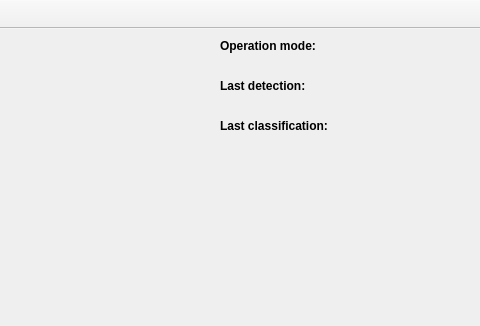
This is src/ui/mainwindow.ui in stefanodellosa-personal/WADAS as Qt 5 draws it before an edit; both pictures show x 610 to 1090 and y 0 to 326 of the 1090 by 815 pixel window. The edited form follows.
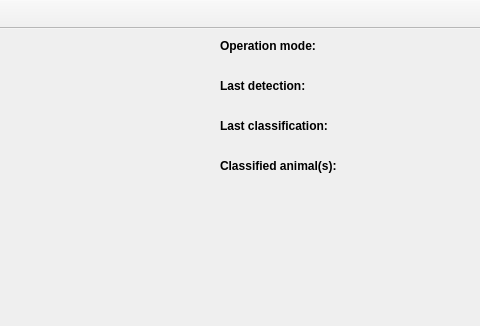
This is the edited form. Icons and pictures are not drawn.

Patch:
```diff
--- a/src/ui/mainwindow.ui
+++ b/src/ui/mainwindow.ui
@@ -137,6 +137,25 @@
        </property>
       </widget>
      </item>
+     <item>
+      <widget class="QLabel" name="label_classified_animal_title">
+       <property name="font">
+        <font>
+         <bold>true</bold>
+        </font>
+       </property>
+       <property name="text">
+        <string>Classified animal(s):</string>
+       </property>
+      </widget>
+     </item>
+     <item>
+      <widget class="QLabel" name="label_classified_animal">
+       <property name="text">
+        <string/>
+       </property>
+      </widget>
+     </item>
      <item>
       <spacer name="verticalSpacer">
        <property name="orientation">
```
